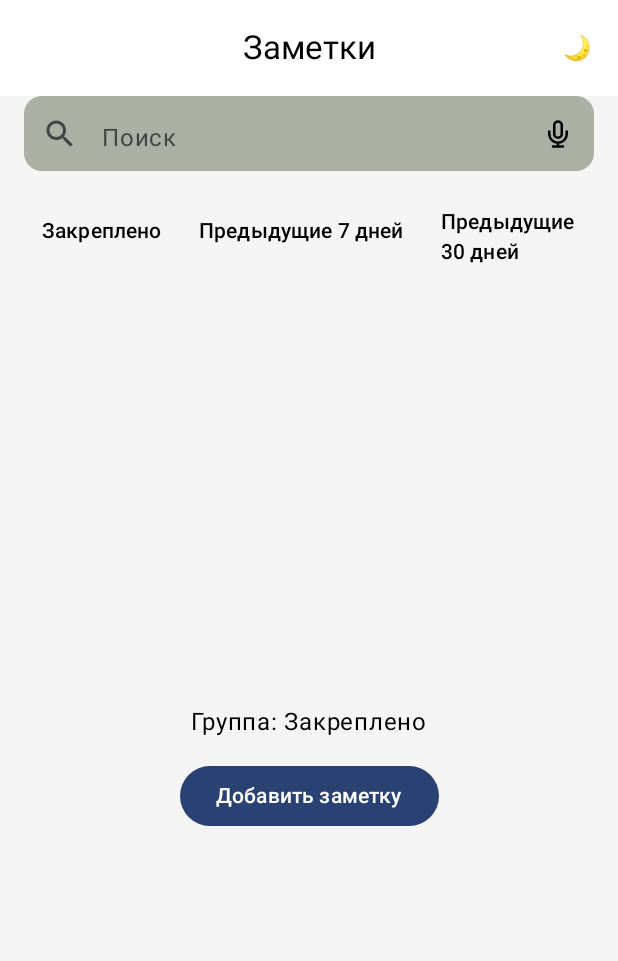
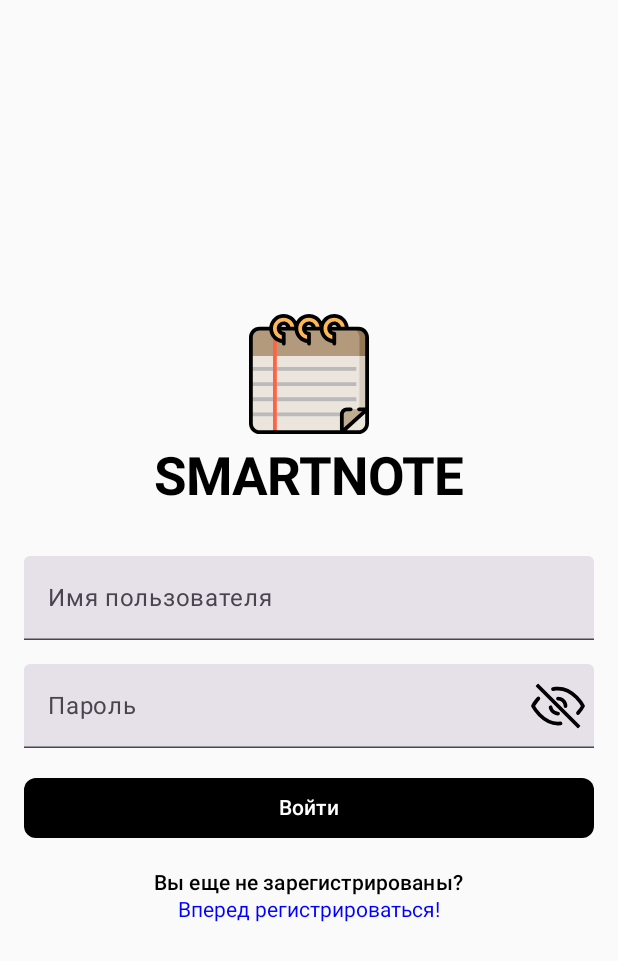
Before and after one commit to MoonBoy114/SmartNote, an Android app built with Jetpack Compose: the screen it shows after launch (MainActivity), on a phone screen of 412 x 824 dp. Shown: the top 961 px of the screen. Run offline under Robolectric (Android 15) with nearby library versions, the phone set to English and light mode, and no system bars; our stand-ins replace Room's generated code.

Commit message:
adding logic of registration and login

```diff
--- a/app/build.gradle.kts
+++ b/app/build.gradle.kts
@@ -51,6 +51,7 @@ dependencies {
     implementation(libs.androidx.ui.tooling.preview)
     implementation(libs.androidx.material3)
     implementation(libs.androidx.storage)
+    implementation(libs.androidx.navigation.compose)
     testImplementation(libs.junit)
     androidTestImplementation(libs.androidx.junit)
     androidTestImplementation(libs.androidx.espresso.core)
--- /dev/null
+++ b/app/src/main/java/com/example/smartnote/AppDatabase.kt
@@ -0,0 +1,32 @@
+package com.example.smartnote
+
+import android.content.Context
+import androidx.room.Database
+import androidx.room.Room
+import androidx.room.RoomDatabase
+import com.example.smartnote.data.notes.NotesDao
+import com.example.smartnote.data.user.UserDao
+
+@Database(entities = [User::class, Note::class], version = 1)
+abstract class AppDatabase : RoomDatabase() {
+
+    abstract fun userDao(): UserDao
+    abstract fun noteDao(): NotesDao
+
+    companion object {
+        @Volatile
+        private var INSTANCE: AppDatabase? = null
+
+        fun getInstance(context: Context): AppDatabase {
+            return INSTANCE ?: synchronized(this) {
+                val instance = Room.databaseBuilder(
+                    context.applicationContext,
+                    AppDatabase::class.java,
+                    "app_database"
+                ).build()
+                INSTANCE = instance
+                instance
+            }
+        }
+    }
+}
--- a/app/src/main/java/com/example/smartnote/LoginScreen.kt
+++ b/app/src/main/java/com/example/smartnote/LoginScreen.kt
@@ -1,6 +1,7 @@
 package com.example.smartnote
 
 import androidx.compose.foundation.Image
+import androidx.compose.foundation.clickable
 import androidx.compose.foundation.layout.Arrangement
 import androidx.compose.foundation.layout.Column
 import androidx.compose.foundation.layout.Row
@@ -10,20 +11,28 @@ import androidx.compose.foundation.layout.fillMaxWidth
 import androidx.compose.foundation.layout.height
 import androidx.compose.foundation.layout.padding
 import androidx.compose.foundation.layout.width
+import androidx.compose.foundation.shape.CircleShape
+import androidx.compose.foundation.shape.RoundedCornerShape
 import androidx.compose.material3.Button
 import androidx.compose.material3.ButtonDefaults
+import androidx.compose.material3.ExperimentalMaterial3Api
 import androidx.compose.material3.Icon
 import androidx.compose.material3.IconButton
+import androidx.compose.material3.MaterialTheme
 import androidx.compose.material3.OutlinedTextField
 import androidx.compose.material3.Text
+import androidx.compose.material3.TextField
 import androidx.compose.runtime.Composable
 import androidx.compose.runtime.getValue
 import androidx.compose.runtime.mutableStateOf
 import androidx.compose.runtime.remember
+import androidx.compose.runtime.rememberCoroutineScope
 import androidx.compose.runtime.setValue
 import androidx.compose.ui.Alignment
 import androidx.compose.ui.Modifier
+import androidx.compose.ui.draw.clip
 import androidx.compose.ui.graphics.Color
+import androidx.compose.ui.platform.LocalContext
 import androidx.compose.ui.res.painterResource
 import androidx.compose.ui.text.font.FontWeight
 import androidx.compose.ui.text.input.PasswordVisualTransformation
@@ -31,77 +40,149 @@ import androidx.compose.ui.text.input.VisualTransformation
 import androidx.compose.ui.tooling.preview.Preview
 import androidx.compose.ui.unit.dp
 import androidx.compose.ui.unit.sp
+import androidx.lifecycle.viewmodel.compose.viewModel
+import com.example.smartnote.data.user.UserRepository
+import com.example.smartnote.data.viewmodel.LoginViewModel
+import com.example.smartnote.viewmodelfactory.LoginViewModelFactory
+import kotlinx.coroutines.launch
 
 
+@OptIn(ExperimentalMaterial3Api::class)
 @Composable
-fun LoginScreen() {
+fun LoginScreenAndroid(
+    onLoginSuccess: () -> Unit,
+    onRegisterClick: () -> Unit,
+    userRepository: UserRepository
+) {
     var username by remember { mutableStateOf("") }
     var password by remember { mutableStateOf("") }
     var passwordVisible by remember { mutableStateOf(false) }
+    var loginError by remember { mutableStateOf<String?>(null) }
+    val context = LocalContext.current
+
+    val loginViewModel: LoginViewModel = androidx.lifecycle.viewmodel.compose.viewModel(
+        factory = LoginViewModelFactory(userRepository)
+    )
 
 
-        Column (
-            modifier = Modifier.fillMaxSize().padding(24.dp),
+    val coroutineScope = rememberCoroutineScope()
+    Column(
+        modifier = Modifier
+            .fillMaxSize()
+            .padding(16.dp),
+        horizontalAlignment = Alignment.CenterHorizontally,
         verticalArrangement = Arrangement.Center,
+    ) {
+        // Логотип и название
+        Column(
+            modifier = Modifier
+                .padding(bottom = 32.dp)
+                .fillMaxWidth(),
             horizontalAlignment = Alignment.CenterHorizontally
-
-        ) {
-            Row(
-                modifier = Modifier.fillMaxWidth().padding(30.dp),
-                verticalAlignment = Alignment.CenterVertically
         ) {
             Image(
-                    painter = painterResource(R.drawable.notes),
+                painter = painterResource(R.drawable.notes), // Убедитесь, что logo.svg доступен в res/drawable как logo.xml или аналогичный формат
                 contentDescription = "Logo",
                 modifier = Modifier
-                        .height(80.dp)
-                        .width(80.dp)
+                    .height(80.dp)  // Задаем размер логотипа
+                      // Делаем логотип круглым // Adjust height as needed
             )
-                Spacer(modifier = Modifier.width(30.dp))
+            Spacer(modifier = Modifier.height(8.dp))
             Text(
-                    "SmartNote",
-                    fontSize = 30.sp,
+                text = "SMARTNOTE",
+                fontSize = 35.sp,
                 fontWeight = FontWeight.Bold,
-                    color = Color(0xFF000000)
+                color = Color.Black
             )
         }
 
-            OutlinedTextField(
+        // Поле ввода имени пользователя
+        TextField(
             value = username,
             onValueChange = { username = it },
             label = { Text("Имя пользователя") },
-                modifier = Modifier.fillMaxWidth()
+            modifier = Modifier.fillMaxWidth(),
+            singleLine = true
         )
-            Spacer(modifier = Modifier.width(30.dp))
-            OutlinedTextField(
+
+        Spacer(modifier = Modifier.height(16.dp))
+
+        // Поле ввода пароля
+        TextField(
             value = password,
             onValueChange = { password = it },
             label = { Text("Пароль") },
-                modifier = Modifier.fillMaxWidth(),
             visualTransformation = if (passwordVisible) VisualTransformation.None else PasswordVisualTransformation(),
             trailingIcon = {
                 IconButton(onClick = { passwordVisible = !passwordVisible }) {
-                        Icon(
-                            painter = painterResource(if (passwordVisible) R.drawable.eye else R.drawable.closed_eye),
-                            contentDescription = "Toggle password visibility"
+                    val icon = if (passwordVisible) {
+                        painterResource(id = R.drawable.eye)
+                    } else {
+                        painterResource(id = R.drawable.closed_eye)
+                    }
+                    Image(painter = icon, contentDescription = null)
+                }
+            },
+            modifier = Modifier.fillMaxWidth(),
+            singleLine = true
+        )
+
+        Spacer(modifier = Modifier.height(16.dp))
+
+        // Кнопка входа
+        Button(
+            onClick = {
+                if (username.isNotBlank() && password.isNotBlank()) {
+                    coroutineScope.launch {
+                        loginViewModel.loginUser(
+                            username, password,
+                            onLoginSuccess = {
+                                onLoginSuccess()
+                            },
+                            onLoginFailure = { errorMessage ->
+                                loginError = errorMessage
+
+                            }
+                        )
+                    }
+                } else {
+                    loginError = "Заполните все поля"
+
+                }
+            },
+            modifier = Modifier.fillMaxWidth(),
+            shape = RoundedCornerShape(8.dp),
+            colors = ButtonDefaults.buttonColors(
+                containerColor = Color.Black, // черный фон
+                contentColor = Color.White // белый текст
+            )
+        ) {
+            Text("Войти",
+                color = Color.White)
+
+        }
+
+        // Отображение ошибки
+        loginError?.let {
+            Spacer(modifier = Modifier.height(16.dp))
+            Text(
+                text = it,
+                color = MaterialTheme.colorScheme.error,
+                style = MaterialTheme.typography.labelMedium
+            )
+        }
+
+        Spacer(modifier = Modifier.height(16.dp))
+
+        // Переход к регистрации
+        Text(
+            text = "Вы еще не зарегистрированы?",
+            style = MaterialTheme.typography.labelLarge
+        )
+        Text(
+            text = "Вперед регистрироваться!",
+            color = Color.Blue,
+            modifier = Modifier.clickable { onRegisterClick() }
         )
     }
 }
-            )
-            Spacer(Modifier.height(24.dp))
-            Button(
-                onClick = { /* TODO: Обработка входа */ },
-                modifier = Modifier.fillMaxWidth(),
-                colors = ButtonDefaults.buttonColors(containerColor = Color(0xFF000000))
-            ) {
-                Text("Войти", color = Color.White)
-            }
-        }
-    }
-
-
-@Preview(showBackground = true)
-@Composable
-fun PreviewLoginScreen() {
-    LoginScreen()
-}
--- a/app/src/main/java/com/example/smartnote/MainActivity.kt
+++ b/app/src/main/java/com/example/smartnote/MainActivity.kt
@@ -7,21 +7,61 @@ import android.graphics.drawable.Icon
 import android.os.Bundle
 import androidx.activity.ComponentActivity
 import androidx.activity.compose.setContent
+import androidx.compose.animation.Crossfade
+import androidx.compose.runtime.mutableStateOf
+import androidx.compose.runtime.remember
+import androidx.navigation.NavHostController
+import androidx.navigation.compose.NavHost
+import androidx.navigation.compose.composable
+import androidx.navigation.compose.rememberNavController
+import com.example.smartnote.data.user.UserRepository
 import com.example.smartnote.notesUI.CreateNoteActivity
 import com.example.smartnote.notesUI.MainMenu
-import com.example.smartnote.ui.theme.SmartNoteTheme
 
 class MainActivity : ComponentActivity() {
     override fun onCreate(savedInstanceState: Bundle?) {
         super.onCreate(savedInstanceState)
         setContent {
-            SmartNoteTheme {
-                MainMenu { openCreateNoteActivity() }
+            val isLog = remember { mutableStateOf(false) }
+            val isRegistering = remember { mutableStateOf(false) }
+            val errorMessage = remember { mutableStateOf<String?>(null) }
+
+            val db = AppDatabase.getInstance(this)
+            val userDao = db.userDao()
+            val userRepository = UserRepository.getInstance(userDao)
+
+            val navController: NavHostController = rememberNavController()
+
+            NavHost(navController = navController, startDestination = "crossfade") {
+                composable("crossfade") {
+                    Crossfade(
+                        targetState = when {
+                            isLog.value -> "MainMenu"
+                            isRegistering.value -> "Registering"
+                            else -> "Login"
+                        }
+                    ) { screen ->
+                        when (screen) {
+                            "MainMenu" -> MainMenu(onAddNoteClick = { openCreateNoteActivity() })
+                            "Login" -> LoginScreenAndroid(
+                                onLoginSuccess = { isLog.value = true },
+                                onRegisterClick = { isRegistering.value = true },
+                                userRepository = userRepository
+                            )
+
+                            "Registering" -> RegistrationScreen(
+                                onBackClick = { isRegistering.value = false },
+                                userRepository = userRepository
+                            )
+                        }
+                    }
+                }
             }
         }
-
         setupAppShortcuts()
     }
+
+
 
     private fun openCreateNoteActivity() {
         val intent = Intent(this, CreateNoteActivity::class.java)
--- a/app/src/main/java/com/example/smartnote/data/viewmodel/RegistrationViewModel.kt
+++ b/app/src/main/java/com/example/smartnote/data/viewmodel/RegistrationViewModel.kt
@@ -10,7 +10,7 @@ class RegistrationViewModel(private val userRepository: UserRepository) : ViewMo
     fun registerUser(username: String,  email: String,password: String) {
         viewModelScope.launch {
             val Password = password
-            val user = User(username = username, email = email, password = password)
+            val user = User(username = username, email = email, password = Password)
             userRepository.registerUser(user)
         }
     }
--- a/gradle/libs.versions.toml
+++ b/gradle/libs.versions.toml
@@ -10,6 +10,7 @@ activityCompose = "1.9.3"
 composeBom = "2024.04.01"
 roomRuntime = "2.6.1"
 storage = "1.5.0"
+navigationCompose = "2.8.6"
 
 [libraries]
 androidx-core-ktx = { group = "androidx.core", name = "core-ktx", version.ref = "coreKtx" }
@@ -34,6 +35,7 @@ androidx-ui-test-manifest = { group = "androidx.compose.ui", name = "ui-test-man
 androidx-ui-test-junit4 = { group = "androidx.compose.ui", name = "ui-test-junit4" }
 androidx-material3 = { group = "androidx.compose.material3", name = "material3" }
 androidx-storage = { group = "androidx.test.services", name = "storage", version.ref = "storage" }
+androidx-navigation-compose = { group = "androidx.navigation", name = "navigation-compose", version.ref = "navigationCompose" }
 
 [plugins]
 android-application = { id = "com.android.application", version.ref = "agp" }
```
Also changed, not shown: app/src/main/java/com/example/smartnote/RegistrationScreen.kt (added, +124 -0 lines), app/src/main/java/com/example/smartnote/data/user/RegistrationRepository.kt (added, +19 -0 lines). Lines whose indentation alone changed are shown as unchanged.
